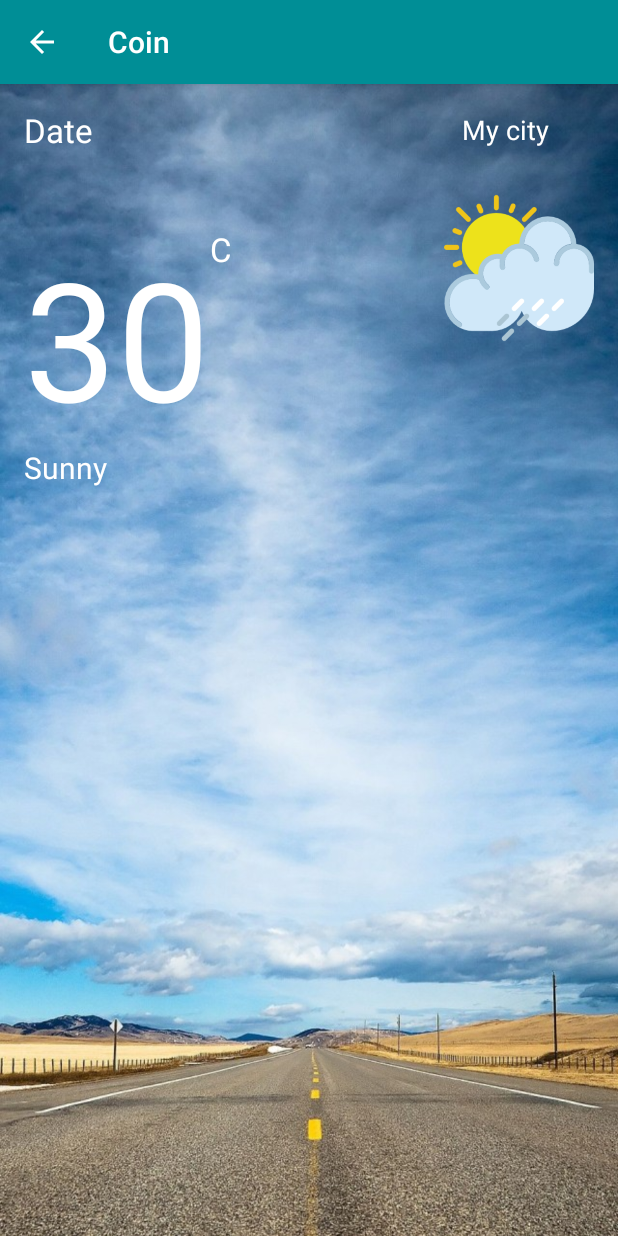
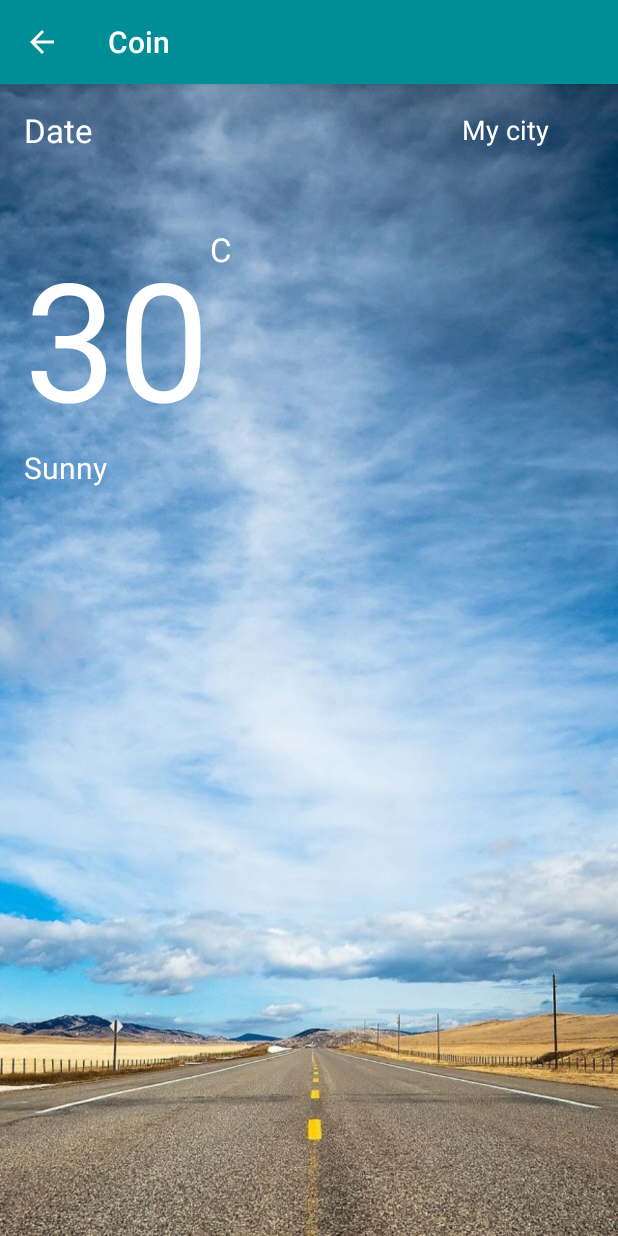
Before and after one commit to nadiardhian/Coiin, an Android app: the Weather screen opened directly, with no data from a screen before it, on a phone screen of 412 x 824 dp. Run offline under Robolectric (Android 15) with nearby library versions, the phone set to English and light mode, and no system bars; our stand-ins replace Volley.

```diff
--- a/app/src/main/java/com/apps/bandung/bandungcoin/MainActivity.java
+++ b/app/src/main/java/com/apps/bandung/bandungcoin/MainActivity.java
@@ -131,6 +131,11 @@ public class MainActivity extends AppCompatActivity {
                         startActivity(new Intent(MainActivity.this, Weather.class));
                         break;
 
+                    case R.id.nav_news:
+                        startActivity(new Intent(MainActivity.this, News.class));
+                        break;
+
+
                     case R.id.nav_Logout:
                         FirebaseAuth.getInstance().signOut();
                         finish();
--- a/app/src/main/res/layout/activity_weather.xml
+++ b/app/src/main/res/layout/activity_weather.xml
@@ -67,13 +67,5 @@
         android:layout_alignParentEnd="true"
         android:layout_toEndOf="@+id/textView" />
 
-    <ImageView
-        android:layout_width="100dp"
-        android:layout_height="100dp"
-        android:src="@drawable/icon_rain"
-        android:id="@+id/imageView"
-        android:layout_below="@+id/textView2"
-        android:layout_alignEnd="@+id/textView5"
-        android:layout_marginTop="27dp" />
 
 </RelativeLayout>
```
Also changed, not shown: app/src/main/AndroidManifest.xml (+4 -3 lines), app/src/main/java/com/apps/bandung/bandungcoin/Login.java (+4 -5 lines).
